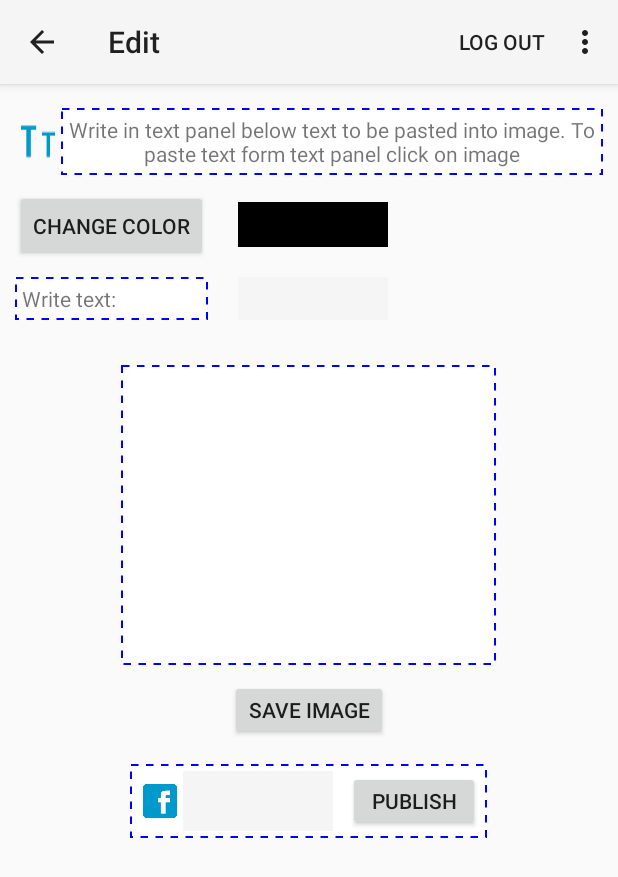
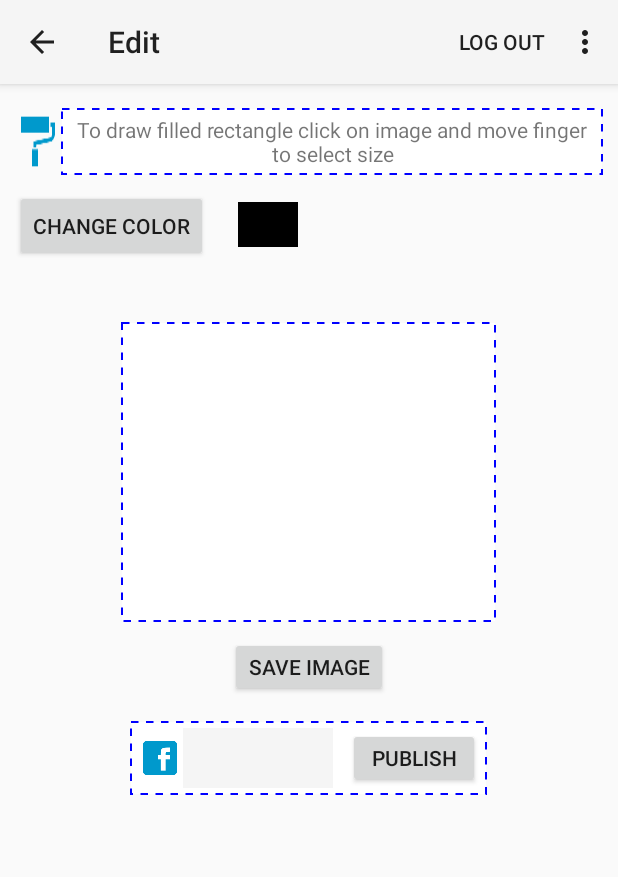
Before and after one commit to nowaksmini/android, an Android app: the screen it shows after launch (MainActivity), on a phone screen of 412 x 824 dp. Shown: the top 877 px of the screen. Run offline under Robolectric (Android 15) with nearby library versions, the phone set to English and light mode, and no system bars; libraries missing offline, so code that uses them is left out: de.greenrobot.event; 3 statements that could not run were skipped.

```diff
--- a/Memenator/app/src/main/java/mem/memenator/EditAction.java
+++ b/Memenator/app/src/main/java/mem/memenator/EditAction.java
@@ -5,8 +5,8 @@ package mem.memenator;
  * Do not change position
  */
 public enum EditAction {
+    SolidBrush,
     Text,
     Cut,
-    Border,
-    SolidBrush
+    Border
 }
--- a/Memenator/app/src/main/java/mem/memenator/fragments/EditorFragment.java
+++ b/Memenator/app/src/main/java/mem/memenator/fragments/EditorFragment.java
@@ -52,7 +52,7 @@ public class EditorFragment extends Fragment implements View.OnTouchListener {
     public View onCreateView(LayoutInflater inflater, ViewGroup container,
                              Bundle savedInstanceState) {
         // Bundle = mapping String on Parcelable Type
-        Action = EditAction.Text;
+        Action = EditAction.SolidBrush;
         rootView = inflater.inflate(R.layout.editor_fragment, container, false);
         editText = (EditText) rootView.findViewById(R.id.textToPasteIntoEditedImage);
         description = (TextView) rootView.findViewById(R.id.editorDescription);
@@ -62,7 +62,16 @@ public class EditorFragment extends Fragment implements View.OnTouchListener {
         selectedColor = (TextView) rootView.findViewById(R.id.selectedColor);
         selectedColor.setBackgroundColor(COLOR);
         editText.setTextColor(COLOR);
-        if(optionEditionImage.getDrawable()==null) optionEditionImage.setBackgroundResource(R.drawable.ic_text);
+        if(optionEditionImage.getDrawable()==null) {
+            optionEditionImage.setBackgroundResource(R.drawable.ic_brush);
+            description.setText(getResources().getString(R.string.solidBrushOption));
+            optionEditionImage.setBackgroundResource(R.drawable.ic_brush);
+            editText.setVisibility(View.GONE);
+            labelWriteText.setVisibility(View.GONE);
+            changeColorButton.setVisibility(View.VISIBLE);
+            selectedColor.setVisibility(View.VISIBLE);
+        }
+
         this.resetEditedImage();
         return rootView;
     }
--- a/Memenator/app/src/main/java/mem/memenator/fragments/HomeFragment.java
+++ b/Memenator/app/src/main/java/mem/memenator/fragments/HomeFragment.java
@@ -104,13 +104,13 @@ public class HomeFragment extends Fragment {
         navMenuEditIcons = getResources().obtainTypedArray(R.array.right_edit_nav_drawer_icons);
         navDrawerEditItems = new ArrayList<NavDrawerItem>();
         // adding nav drawer items to array
+        // Solid Brush
+        navDrawerEditItems.add(new NavDrawerItem(navMenuTitlesEdit[0], navMenuEditIcons.getResourceId(0, -1)));
         // Text
-        navDrawerEditItems.add(new NavDrawerItem(navMenuTitlesEdit[0], navMenuEditIcons.getResourceId(0, -1)));
+        navDrawerEditItems.add(new NavDrawerItem(navMenuTitlesEdit[1], navMenuEditIcons.getResourceId(1, -1)));
         // Cut
-        navDrawerEditItems.add(new NavDrawerItem(navMenuTitlesEdit[1], navMenuEditIcons.getResourceId(1, -1)));
+        navDrawerEditItems.add(new NavDrawerItem(navMenuTitlesEdit[2], navMenuEditIcons.getResourceId(2, -1)));
         // Boarder
-        navDrawerEditItems.add(new NavDrawerItem(navMenuTitlesEdit[2], navMenuEditIcons.getResourceId(2, -1)));
-        // Solid Brush
         navDrawerEditItems.add(new NavDrawerItem(navMenuTitlesEdit[3], navMenuEditIcons.getResourceId(3, -1)));
         // Recycle the typed array
         navMenuEditIcons.recycle();
--- a/Memenator/app/src/main/res/layout/editor_fragment.xml
+++ b/Memenator/app/src/main/res/layout/editor_fragment.xml
@@ -69,9 +69,8 @@
                 android:layout_width="wrap_content"
                 android:layout_height="wrap_content"
                 android:layout_alignBottom="@id/changeColorButton"
-                android:minWidth="@dimen/publish_text_panel_width"
+                android:minWidth="@dimen/circle_diameter"
                 android:layout_toRightOf="@id/changeColorButton"
-                android:background="@color/background_publish_text_panel"
                 android:minHeight="@dimen/average_margin" />
         </RelativeLayout>
 
--- a/Memenator/app/src/main/res/values/dimens.xml
+++ b/Memenator/app/src/main/res/values/dimens.xml
@@ -18,4 +18,5 @@
     <dimen name="image_edited_height">200dp</dimen>
     <dimen name="gallery_column_width">90dp</dimen>
     <dimen name="divider_right_menu">1dp</dimen>
+    <dimen name="circle_diameter">40dp</dimen>
 </resources>
--- a/Memenator/app/src/main/res/values/strings.xml
+++ b/Memenator/app/src/main/res/values/strings.xml
@@ -21,10 +21,10 @@
         <item>Camera</item>
     </string-array>
     <string-array name="right_edit_nav_drawer_items">
+        <item>Solid Brush</item>
         <item>Text</item>
         <item>Cut</item>
         <item>Boarder</item>
-        <item>Solid Brush</item>
     </string-array>
 
     <!-- Nav Drawer List Item Icons -->
@@ -42,10 +42,10 @@
 
     </array>
     <array name="right_edit_nav_drawer_icons">
+        <item>@drawable/ic_brush</item>
         <item>@drawable/ic_text</item>
         <item>@drawable/ic_cut</item>
         <item>@drawable/ic_border</item>
-        <item>@drawable/ic_brush</item>
     </array>
 
     <!-- Content Description -->
```
